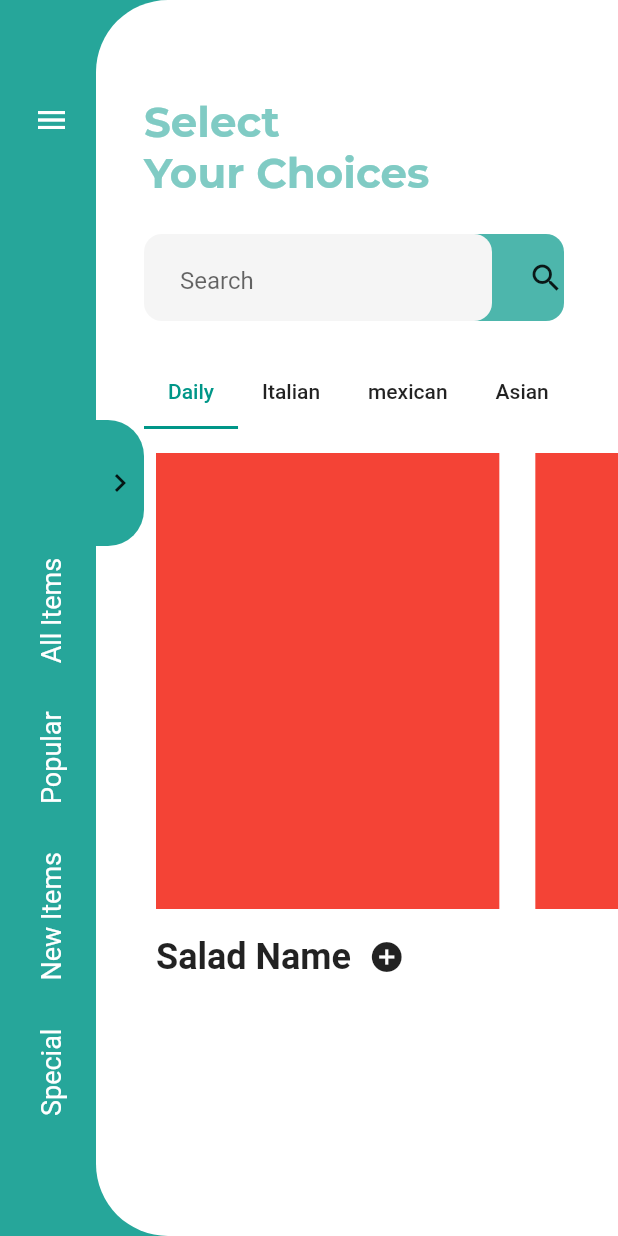
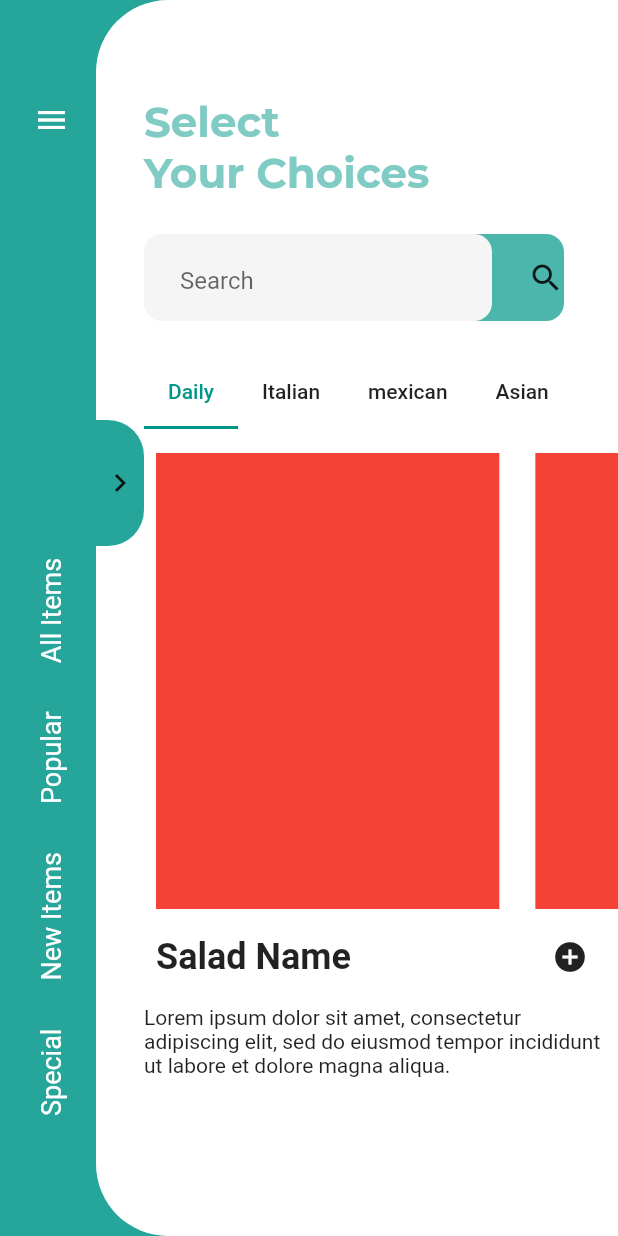
Before and after one commit to JAICHANGPARK/flutter_notebook_8th_story, a Flutter app: the screen it shows after launch, on a phone screen of 412 x 824 dp. Run offline on Flutter 3.47's test engine with Material 2 defaults, Android fonts, the phone set to English and light mode, and no system bars; our stand-ins replace badges, google_fonts.

Commit message:
Update food_main_page.dart

```diff
--- a/lib/ep566_food_delivery_app/food_main_page.dart
+++ b/lib/ep566_food_delivery_app/food_main_page.dart
@@ -235,6 +235,7 @@ class _FoodMainPageState extends State<FoodMainPage> with SingleTickerProviderSt
                         Padding(
                           padding: const EdgeInsets.all(8.0),
                           child: Row(
+                            mainAxisAlignment: MainAxisAlignment.spaceBetween,
                             children: [
                               Text("Salad Name",style: TextStyle(
                                 fontSize: 24,
@@ -243,7 +244,9 @@ class _FoodMainPageState extends State<FoodMainPage> with SingleTickerProviderSt
                               IconButton(icon: Icon(Icons.add_circle), onPressed: (){})
                             ],
                           ),
-                        )
+                        ),
+                        Text("Lorem ipsum dolor sit amet, consectetur adipiscing elit, sed do eiusmod tempor incididunt ut l"
+                            "abore et dolore magna aliqua.")
                       ],
                     ),
                   ),
```
